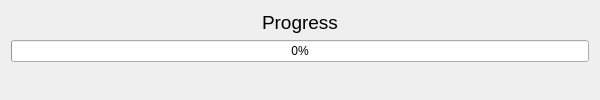
Above: dialog_update.ui from susan0909/GitHubHOST before the change. Below: the same form after it.
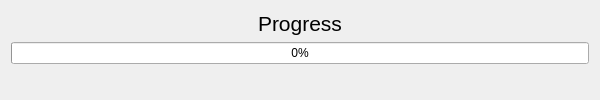
That is the form after the change. Icons and pictures are not drawn.

The edit to the form file:
```diff
--- a/dialog_update.ui
+++ b/dialog_update.ui
@@ -22,7 +22,7 @@
     <widget class="QLabel" name="labelTitle">
      <property name="font">
       <font>
-       <pointsize>14</pointsize>
+       <pointsize>16</pointsize>
       </font>
      </property>
      <property name="text">
```
